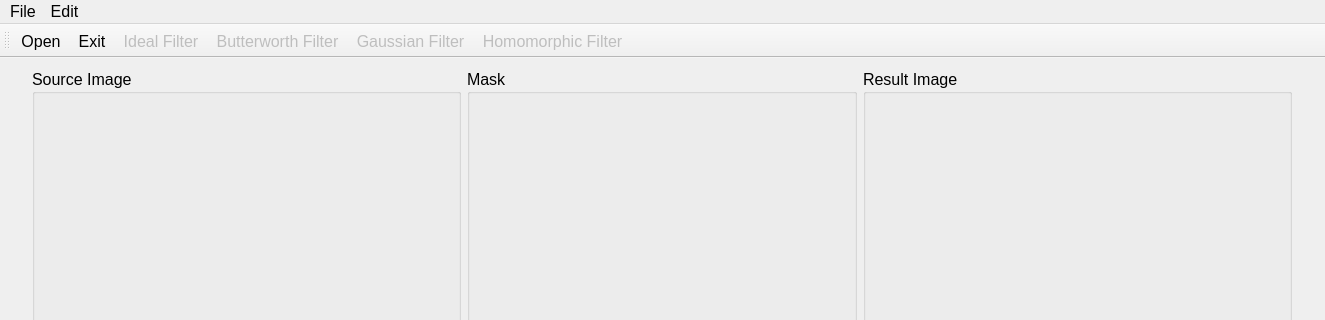
This is hw4/FFTProcessor/mainwindow.ui in otakusaikou/2016-631-M8210 as Qt 5 draws it before an edit; both pictures show x 0 to 1325 and y 0 to 320 of the 1325 by 567 pixel window. The edited form follows.
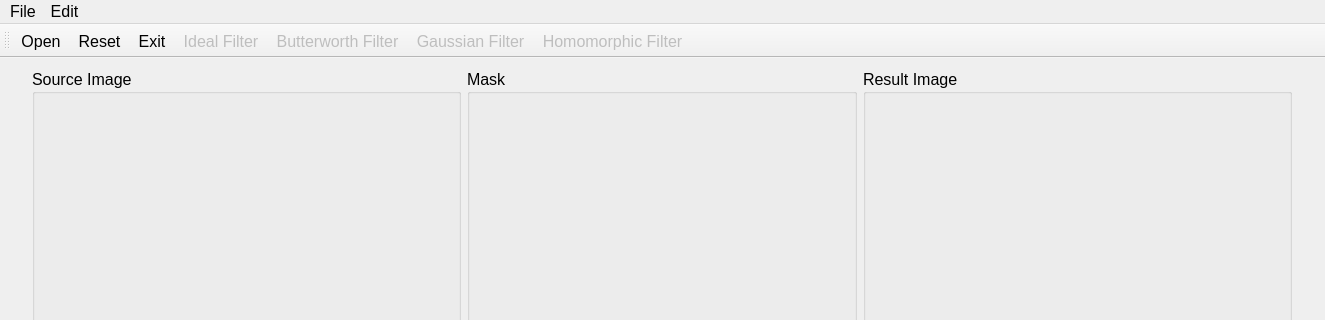
This is the edited form. Icons and pictures are not drawn.

Patch:
```diff
--- a/hw4/FFTProcessor/mainwindow.ui
+++ b/hw4/FFTProcessor/mainwindow.ui
@@ -850,6 +850,7 @@
     <bool>false</bool>
    </attribute>
    <addaction name="actionOpen"/>
+   <addaction name="actionReset"/>
    <addaction name="actionExit"/>
    <addaction name="actionIdeal_filter"/>
    <addaction name="actionButterworth_Filter"/>
@@ -971,6 +972,23 @@
     <string>Ctrl+H</string>
    </property>
   </action>
+  <action name="actionReset">
+   <property name="icon">
+    <iconset resource="myres.qrc">
+     <normaloff>:/Icon/icons/document-revert.svg</normaloff>:/Icon/icons/document-revert.svg</iconset>
+   </property>
+   <property name="text">
+    <string>Reset</string>
+   </property>
+   <property name="font">
+    <font>
+     <pointsize>12</pointsize>
+    </font>
+   </property>
+   <property name="shortcut">
+    <string>Ctrl+R</string>
+   </property>
+  </action>
  </widget>
  <layoutdefault spacing="6" margin="11"/>
  <resources>
```
Left out of the diff: 1 changed line with no effect on the pictures.
